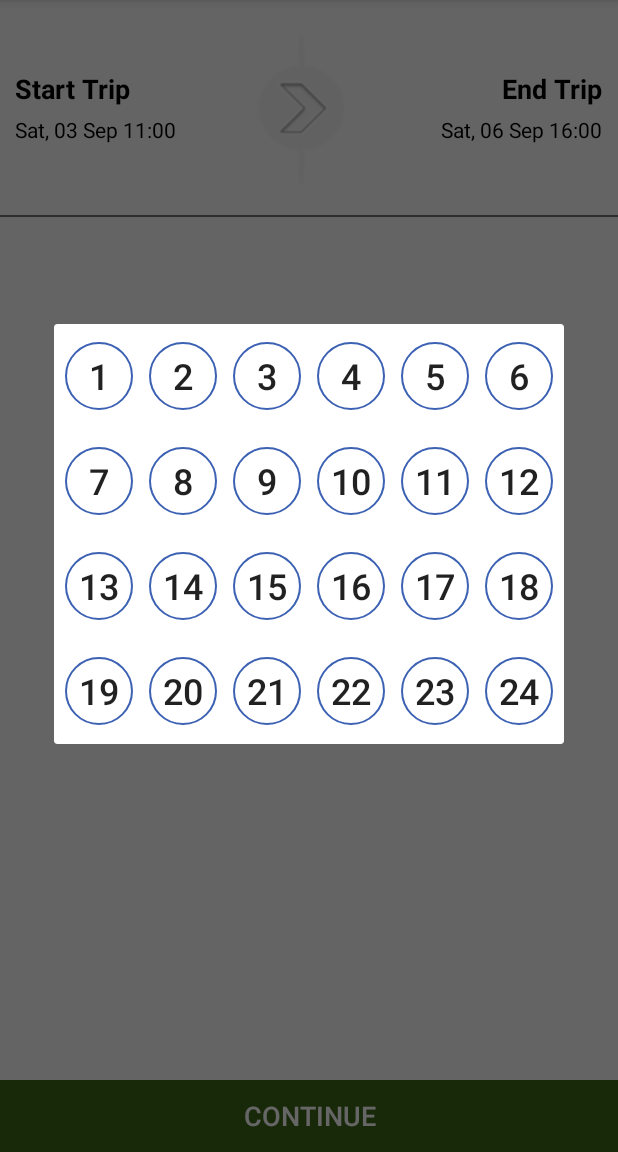
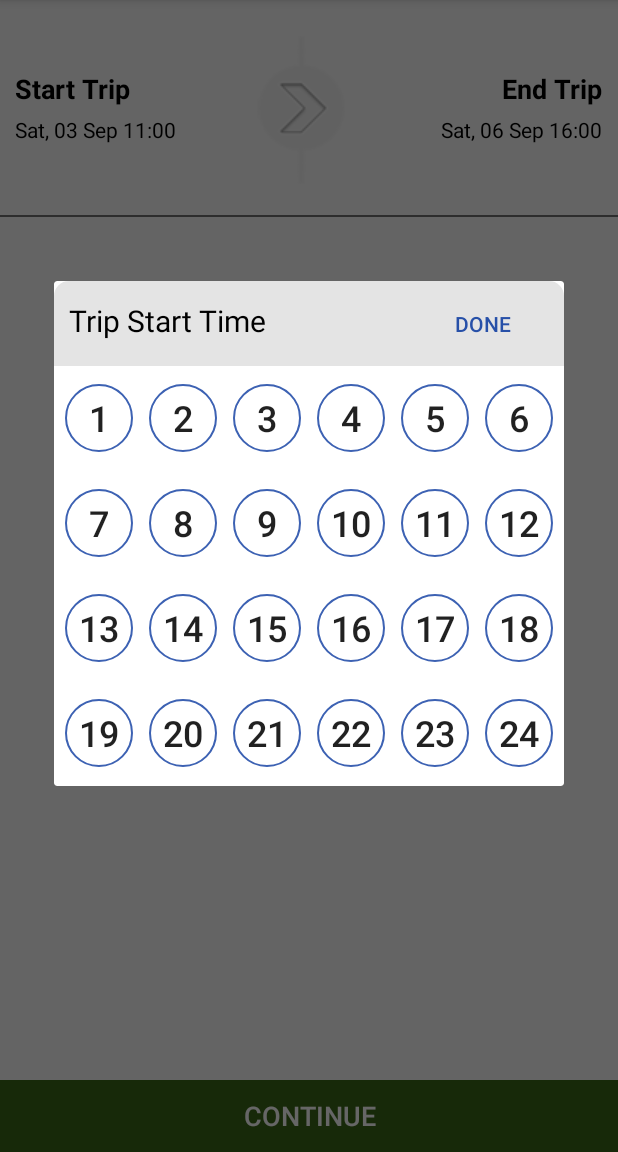
Before and after one commit to shafiblogs/CarLorry, an Android app: the fragment TimeSelectionFragment placed in its activity, on a phone screen of 412 x 824 dp, the part 84-1236 px from its top. Run offline under Robolectric (Android 15) with nearby library versions, the phone set to English and light mode, and no system bars; libraries missing offline, so code that uses them is left out: com.roomorama.caldroid; 7 statements that could not run were skipped.

Commit message:
color code and icons updated

```diff
--- a/app/src/main/res/drawable/theme_button_circle1_blue.xml
+++ b/app/src/main/res/drawable/theme_button_circle1_blue.xml
@@ -1,12 +1,12 @@
 <?xml version="1.0" encoding="utf-8"?>
 <selector xmlns:android="http://schemas.android.com/apk/res/android">
-    <item android:state_pressed="false" >
+    <item android:state_pressed="false" android:state_focused="false">
         <shape android:shape="oval">
             <solid android:color="#ffffff"/>
             <stroke android:width="1dp" android:color="#3d62b3" />
         </shape>
     </item>
-    <item android:state_pressed="true">
+    <item android:state_pressed="true" android:state_focused="true">
         <shape android:shape="oval">
             <solid android:color="#375aa8" />
             <stroke android:width="1dp" android:color="#375aa8" />
--- a/app/src/main/res/layout/fragment_time_selection.xml
+++ b/app/src/main/res/layout/fragment_time_selection.xml
@@ -2,7 +2,42 @@
 <LinearLayout xmlns:android="http://schemas.android.com/apk/res/android"
     android:layout_width="match_parent"
     android:layout_height="match_parent"
-    android:orientation="vertical">
+    android:orientation="vertical"
+    android:background="@android:color/transparent">
+
+    <LinearLayout
+        android:layout_width="match_parent"
+        android:layout_height="wrap_content"
+        android:background="@drawable/theme_frame_border_c2"
+        android:orientation="horizontal"
+        android:paddingBottom="3dp"
+        android:paddingLeft="10dp"
+        android:paddingRight="10dp"
+        android:paddingTop="3dp"
+        android:weightSum="1">
+
+        <TextView
+            android:id="@+id/textView"
+            android:layout_width="wrap_content"
+            android:layout_height="wrap_content"
+            android:layout_weight="1"
+            android:text="@string/TripStartTime"
+            android:textColor="@android:color/black"
+            android:textSize="20sp" />
+
+        <Button
+            android:id="@+id/btn_done"
+            android:layout_width="wrap_content"
+            android:layout_height="wrap_content"
+            android:background="@drawable/theme_button_square2"
+            android:paddingBottom="15dp"
+            android:paddingLeft="2dp"
+            android:paddingRight="2dp"
+            android:paddingTop="15dp"
+            android:text="@string/Done"
+            android:textColor="#2750a8" />
+
+    </LinearLayout>
 
     <LinearLayout
         android:layout_width="match_parent"
```
